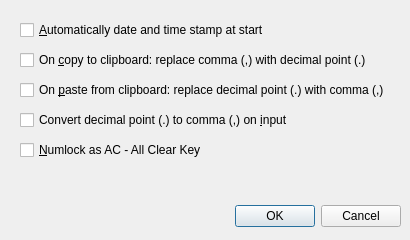
Qt form vicalc/ui/options_dialog.ui (Kudaschov/ViCalc) before a commit.
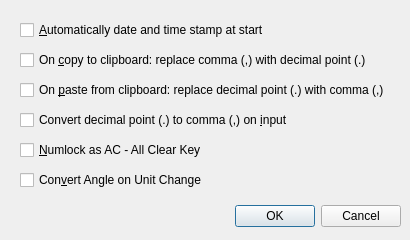
The same form after that commit.

Commit message: Option: Convert Angle on Unit Change

```diff
--- a/vicalc/ui/options_dialog.ui
+++ b/vicalc/ui/options_dialog.ui
@@ -94,6 +94,25 @@
     <string>&amp;Numlock as AC - All Clear Key</string>
    </property>
   </widget>
+  <widget class="QCheckBox" name="convertAngleCheckBox">
+   <property name="geometry">
+    <rect>
+     <x>20</x>
+     <y>170</y>
+     <width>381</width>
+     <height>20</height>
+    </rect>
+   </property>
+   <property name="toolTip">
+    <string>Convert angle automatically when changing units.</string>
+   </property>
+   <property name="whatsThis">
+    <string>If this checkbox is checked, the angle value will be converted automatically when you switch between degrees (D), radians (R), or grads (G). If unchecked, only the unit label changes.</string>
+   </property>
+   <property name="text">
+    <string>Con&amp;vert Angle on Unit Change</string>
+   </property>
+  </widget>
  </widget>
  <resources/>
  <connections>
```
The commit also changes 9 other files.
